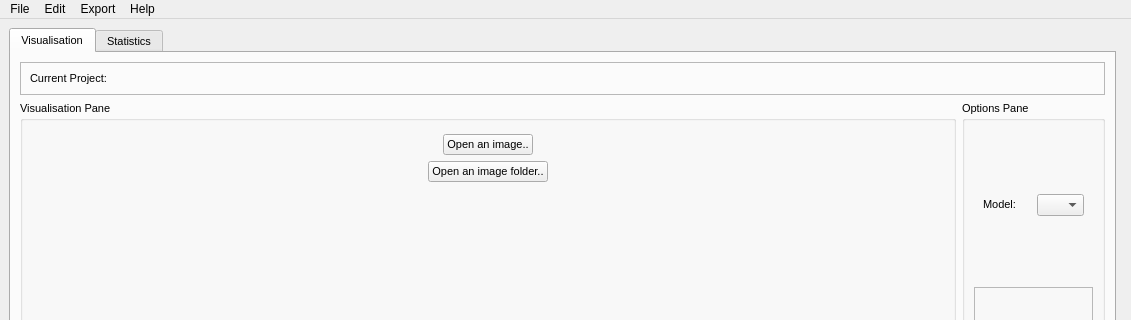
Old version of the form GUI/interface.ui in the repository KameliaBnh/BeeTect; both pictures show x 0 to 1131 and y 0 to 320 of the 1131 by 844 pixel window.
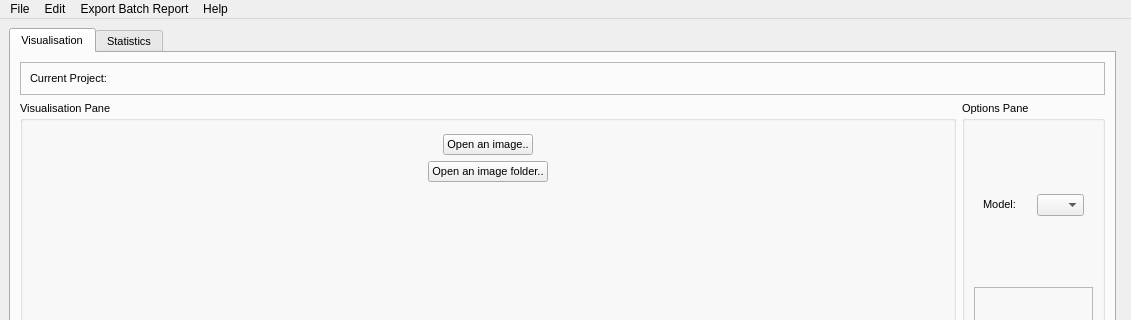
New version of the form.

Commit message:
Functionnal batches and exporting HTML reports
## Information

- self.Batches list created containing all the batches in one project (updated each time a project is opened/created and each time a new batch is added)
- automatic report export when the detection is run
- select the batch folder separately (new button) to the run of the model

Diff of the .ui file:
```diff
--- a/GUI/interface.ui
+++ b/GUI/interface.ui
@@ -606,7 +606,7 @@
     <addaction name="separator"/>
     <addaction name="Exit"/>
    </widget>
-   <widget class="QMenu" name="Export">
+   <widget class="QMenu" name="ExportBatchRep">
     <property name="font">
      <font>
       <pointsize>10</pointsize>
@@ -616,7 +616,7 @@
      <string>&lt;html&gt;&lt;head/&gt;&lt;body&gt;&lt;p&gt;Export HTML report containing model information and batch comparison statistics.&lt;/p&gt;&lt;/body&gt;&lt;/html&gt;</string>
     </property>
     <property name="title">
-     <string>Export</string>
+     <string>Export Batch Report</string>
     </property>
     <addaction name="ExportReport"/>
     <addaction name="ExportBatchReport"/>
@@ -634,7 +634,7 @@
    </widget>
    <addaction name="File"/>
    <addaction name="menuEdit"/>
-   <addaction name="Export"/>
+   <addaction name="ExportBatchRep"/>
    <addaction name="menuHelp"/>
   </widget>
   <action name="OpenFile">
```
Left out of the diff: 2 changed lines with no effect on the pictures. The commit also changes 281 other files.
